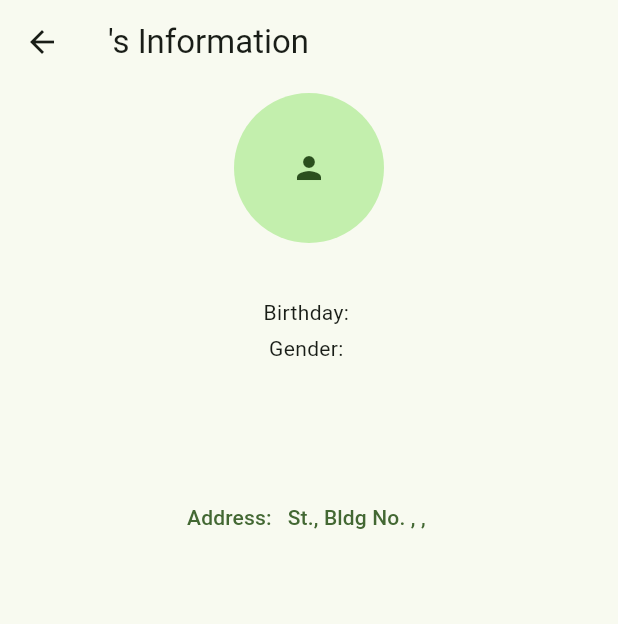
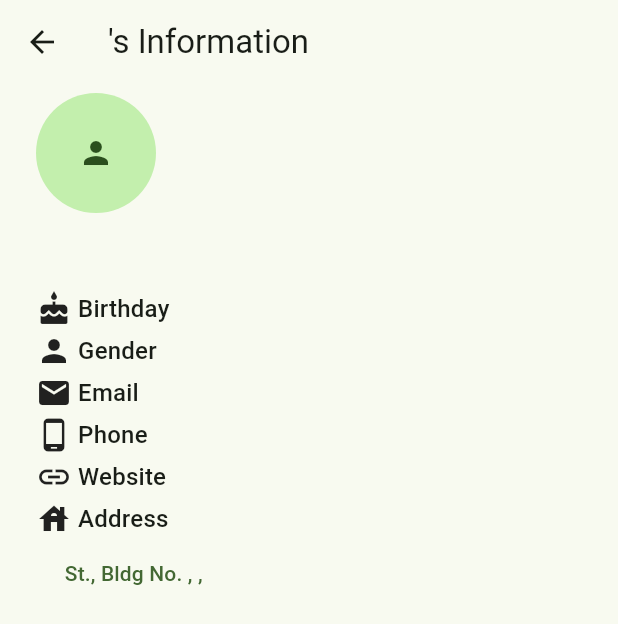
Before and after one commit to paulocode/users, a Flutter app: the UserScreen screen opened directly with empty values, on a phone screen of 412 x 824 dp. Shown: the top 624 px of the screen. Run offline on Flutter 3.47's test engine with Material 3 defaults, Android fonts, the phone set to English and light mode, and no system bars; our stand-ins replace flutter_riverpod, logger, riverpod_annotation; generated files the repository leaves out were written again; network calls fail; project files that could hold a hidden picture were left out.

Commit message:
Improve person info screen

```diff
--- a/lib/screens/user_screen.dart
+++ b/lib/screens/user_screen.dart
@@ -4,6 +4,7 @@ import 'package:url_launcher/url_launcher.dart';
 import '../model/person.dart';
 import '../widgets/address_map.dart';
 import '../widgets/avatar.dart';
+import '../widgets/person_info.dart';
 import '../widgets/tappable_text.dart';
 
 class UserScreen extends StatelessWidget {
@@ -23,31 +24,52 @@ class UserScreen extends StatelessWidget {
         child: ConstrainedBox(
           constraints: const BoxConstraints.expand(),
           child: Column(
+            crossAxisAlignment: CrossAxisAlignment.start,
             children: [
               const SizedBox(height: 6),
-              Avatar(url: _person.image, tag: _person, radius: 50),
+              Avatar(
+                url: _person.image,
+                tag: _person,
+                radius: 40,
+              ),
               const SizedBox(height: 12),
-              Text('${_person.firstname} ${_person.lastname}'),
+              Text(
+                '${_person.firstname} ${_person.lastname}',
+                style: Theme.of(context).textTheme.titleLarge,
+              ),
+              const SizedBox(height: 12),
+              PersonInfo(Icons.cake, 'Birthday', Text('${_person.birthday}')),
               const SizedBox(height: 4),
-              Text('Birthday: ${_person.birthday}'),
+              PersonInfo(Icons.person, 'Gender', Text('${_person.gender}')),
               const SizedBox(height: 4),
-              Text('Gender: ${_person.gender}'),
-              const SizedBox(height: 4),
+              PersonInfo(
+                Icons.email,
+                'Email',
                 TappableText(_person.email, () {
                   launchUrl(Uri(scheme: 'mailto', path: _person.email));
                 }),
+              ),
               const SizedBox(height: 4),
+              PersonInfo(
+                Icons.phone_android,
+                'Phone',
                 TappableText(_person.phone, () {
                   launchUrl(Uri(scheme: 'tel', path: _person.phone));
                 }),
+              ),
               const SizedBox(height: 4),
+              PersonInfo(
+                Icons.link,
+                'Website',
                 TappableText(_person.website, () {
                   launchUrl(
                     Uri.parse(_person.website ?? ''),
                     mode: LaunchMode.inAppWebView,
                   );
                 }),
+              ),
               const SizedBox(height: 4),
+              PersonInfo(Icons.house, 'Address', Container()),
               AddressMap(_person.address),
             ],
           ),
--- a/lib/widgets/address_map.dart
+++ b/lib/widgets/address_map.dart
@@ -32,7 +32,7 @@ class AddressMap extends StatelessWidget {
             );
           },
           child: Text(
-            'Address: ${_address.street} ${_address.streetName} St., Bldg No. ${_address.buildingNumber}, ${_address.city}, ${_address.country}',
+            '${_address.street} ${_address.streetName} St., Bldg No. ${_address.buildingNumber}, ${_address.city}, ${_address.country}',
           ),
         ),
       ],
--- /dev/null
+++ b/lib/widgets/person_info.dart
@@ -0,0 +1,29 @@
+import 'package:flutter/material.dart';
+
+class PersonInfo extends StatelessWidget {
+  const PersonInfo(IconData icon, String label, Widget value, {super.key})
+      : _icon = icon,
+        _label = label,
+        _value = value;
+
+  final IconData _icon;
+  final String _label;
+  final Widget _value;
+
+  @override
+  Widget build(BuildContext context) {
+    return Row(
+      children: [
+        Icon(_icon),
+        const SizedBox(width: 4),
+        Expanded(
+          child: Text(
+            _label,
+            style: Theme.of(context).textTheme.titleMedium,
+          ),
+        ),
+        Expanded(child: _value),
+      ],
+    );
+  }
+}
```
Lines whose indentation alone changed are shown as unchanged.
